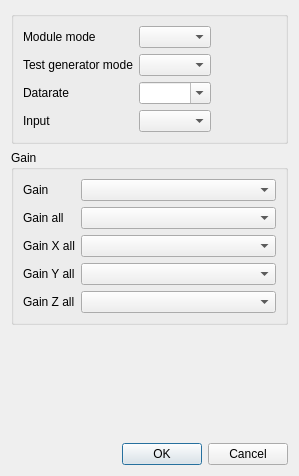
Old version of the form registrationsettingsdialog.ui in the repository stepankuzmin/mole.
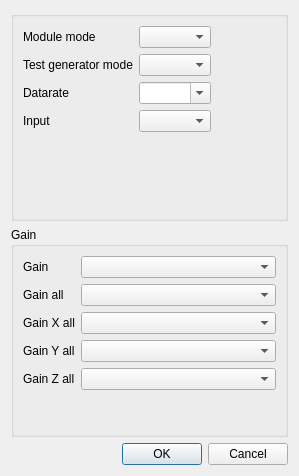
New version of the form.

The edit to the form file:
```diff
--- a/registrationsettingsdialog.ui
+++ b/registrationsettingsdialog.ui
@@ -140,19 +140,6 @@
      <zorder>gainZAllComboBox</zorder>
     </widget>
    </item>
-   <item>
-    <spacer name="verticalSpacer">
-     <property name="orientation">
-      <enum>Qt::Vertical</enum>
-     </property>
-     <property name="sizeHint" stdset="0">
-      <size>
-       <width>20</width>
-       <height>40</height>
-      </size>
-     </property>
-    </spacer>
-   </item>
    <item>
     <widget class="QDialogButtonBox" name="buttonBox">
      <property name="orientation">
```
Left out of the diff: 11 changed lines with no effect on the pictures.
